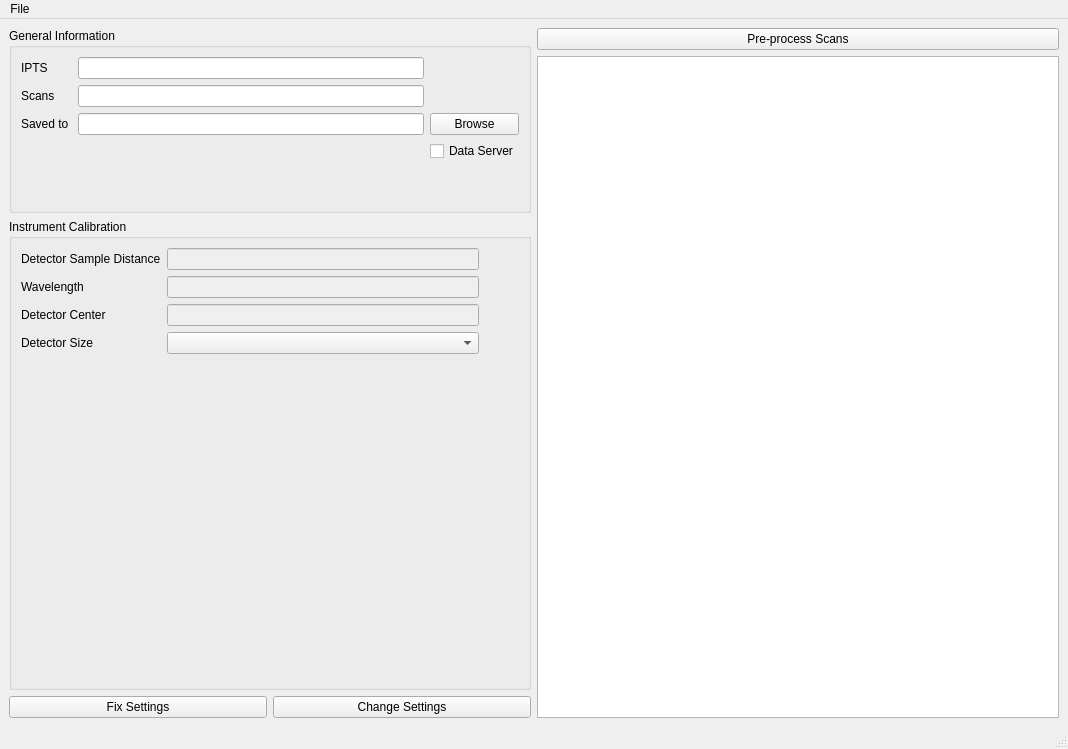
Above: scripts/HFIR_4Circle_Reduction/preprocess_window.ui from mantidproject/mantid before the change. Below: the same form after it.
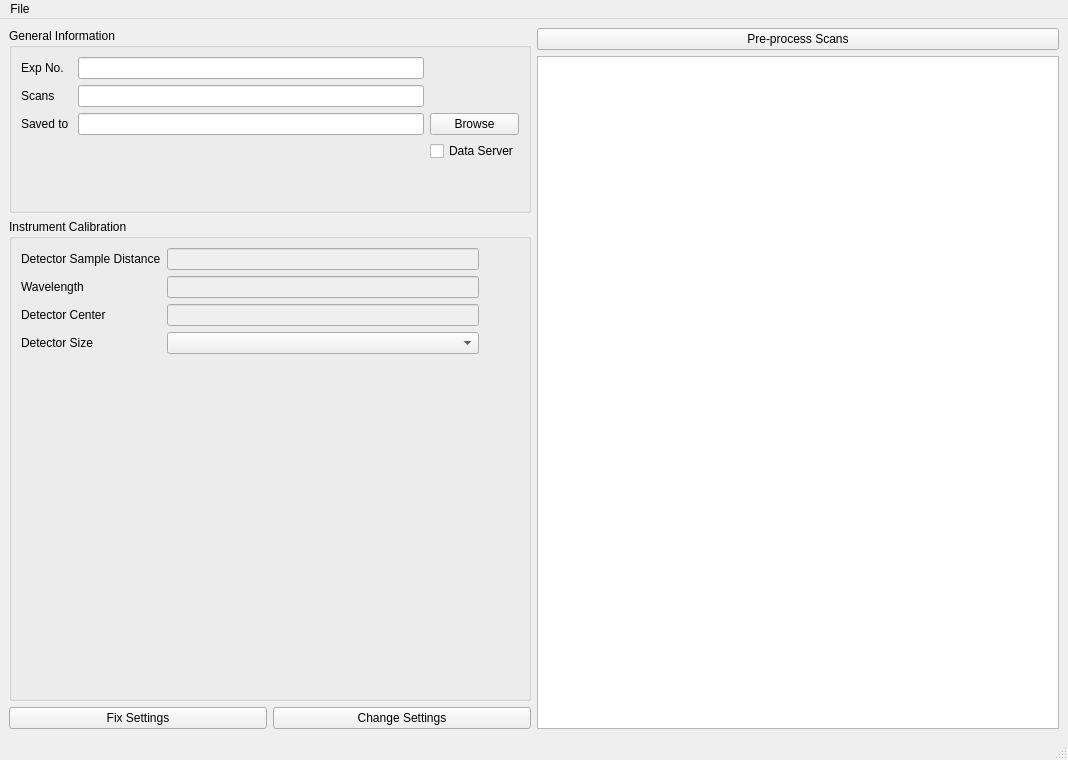
That is the form after the change. Custom widgets are drawn as their Qt base class.

Commit message: Refs #19849. Fixed issues related to UI.

Diff of the .ui file:
```diff
--- a/scripts/HFIR_4Circle_Reduction/preprocess_window.ui
+++ b/scripts/HFIR_4Circle_Reduction/preprocess_window.ui
@@ -7,7 +7,7 @@
     <x>0</x>
     <y>0</y>
     <width>1068</width>
-    <height>749</height>
+    <height>760</height>
    </rect>
   </property>
   <property name="windowTitle">
@@ -57,7 +57,7 @@
        <item row="0" column="0">
         <widget class="QLabel" name="label">
          <property name="text">
-          <string>IPTS</string>
+          <string>Exp No.</string>
          </property>
         </widget>
        </item>
```
The commit also changes 4 other files.
